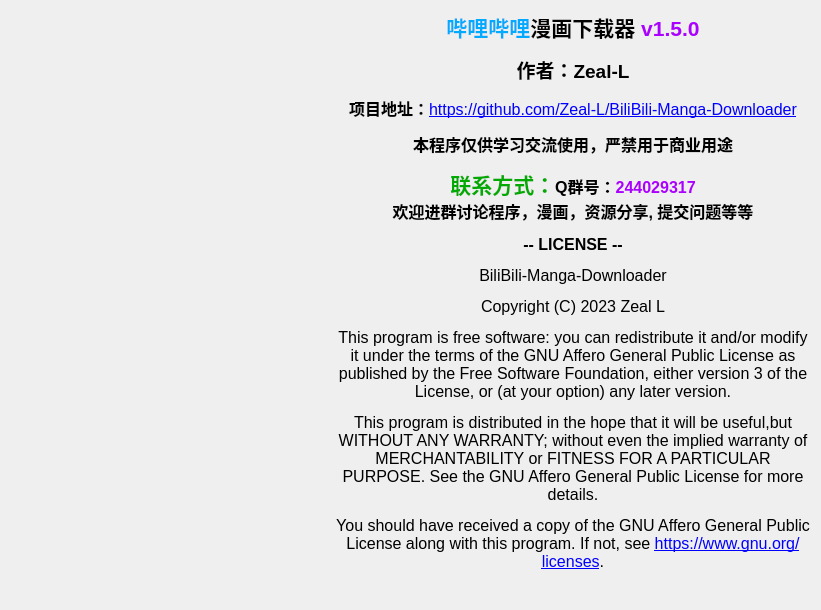
The window that src/ui/PySide_src/myAbout.ui (Zeal-L/BiliBili-Manga-Downloader) describes before a commit, drawn with Qt 5.
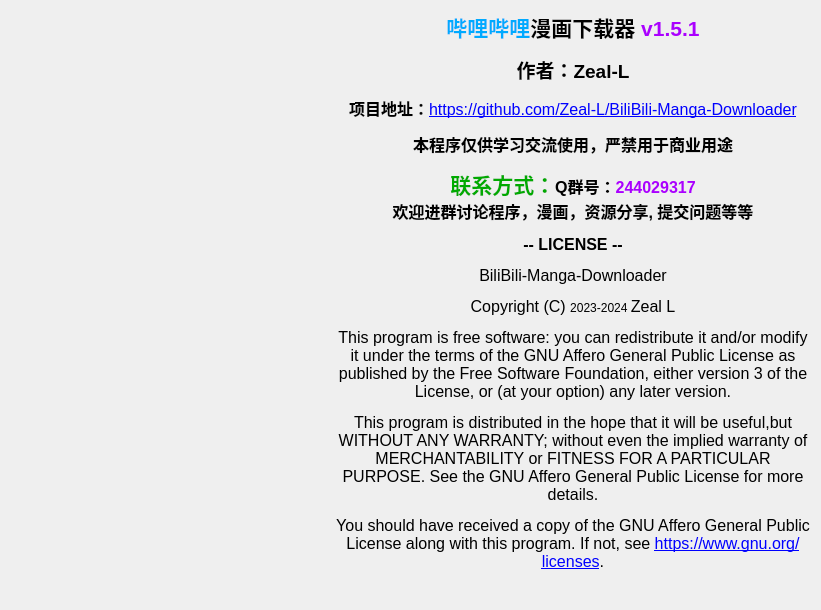
The same window after the commit. Icons and pictures are not drawn.

What changed in the file:
```diff
--- a/src/ui/PySide_src/myAbout.ui
+++ b/src/ui/PySide_src/myAbout.ui
@@ -33,7 +33,7 @@
      <item>
       <widget class="QLabel" name="outline">
        <property name="text">
-        <string>&lt;html&gt;&lt;head/&gt;&lt;body&gt;&lt;p align=&quot;center&quot;&gt;&lt;span style=&quot; font-size:16pt; font-weight:700; color:#00aaff;&quot;&gt;哔哩哔哩&lt;/span&gt;&lt;span style=&quot; font-size:16pt; font-weight:700;&quot;&gt;漫画下载器 &lt;/span&gt;&lt;span style=&quot; font-size:16pt; font-weight:700; color:#aa00ff;&quot;&gt;v1.5.0&lt;/span&gt;&lt;/p&gt;&lt;p align=&quot;center&quot;&gt;&lt;span style=&quot; font-size:14pt; font-weight:700;&quot;&gt;作者：Zeal-L&lt;/span&gt;&lt;/p&gt;&lt;p align=&quot;center&quot;&gt;&lt;span style=&quot; font-size:12pt; font-weight:700;&quot;&gt;项目地址：&lt;/span&gt;&lt;a href=&quot;https://github.com/Zeal-L/BiliBili-Manga-Downloader&quot;&gt;&lt;span style=&quot; font-size:12pt; text-decoration: underline; color:#0000ff;&quot;&gt;https://github.com/Zeal-L/BiliBili-Manga-Downloader&lt;/span&gt;&lt;/a&gt;&lt;/p&gt;&lt;p align=&quot;center&quot;&gt;&lt;span style=&quot; font-size:12pt; font-weight:700;&quot;&gt;本程序仅供学习交流使用，严禁用于商业用途&lt;/span&gt;&lt;/p&gt;&lt;p align=&quot;center&quot;&gt;&lt;span style=&quot; font-size:16pt; font-weight:700; color:#00aa00;&quot;&gt;联系方式：&lt;/span&gt;&lt;span style=&quot; font-size:12pt; font-weight:700;&quot;&gt;Q群号：&lt;/span&gt;&lt;span style=&quot; font-size:12pt; font-weight:700; color:#aa00ff;&quot;&gt;244029317&lt;/span&gt;&lt;span style=&quot; font-size:12pt; font-weight:700;&quot;&gt;&lt;br/&gt;欢迎进群讨论程序，漫画，资源分享, 提交问题等等&lt;/span&gt;&lt;/p&gt;&lt;p align=&quot;center&quot;&gt;&lt;span style=&quot; font-family:'HYWenHei-85W'; font-size:12pt; font-weight:700;&quot;&gt;-- LICENSE --&lt;/span&gt;&lt;/p&gt;&lt;p align=&quot;center&quot;&gt;&lt;span style=&quot; font-family:'HYWenHei-85W'; font-size:12pt;&quot;&gt;BiliBili-Manga-Downloader&lt;/span&gt;&lt;/p&gt;&lt;p align=&quot;center&quot;&gt;&lt;span style=&quot; font-family:'HYWenHei-85W'; font-size:12pt;&quot;&gt;Copyright (C) 2023 Zeal L&lt;/span&gt;&lt;/p&gt;&lt;p align=&quot;center&quot;&gt;&lt;span style=&quot; font-family:'HYWenHei-85W'; font-size:12pt;&quot;&gt;This program is free software: you can redistribute it and/or modify it under the terms of the GNU Affero General Public License as published by the Free Software Foundation, either version 3 of the License, or (at your option) any later version.&lt;/span&gt;&lt;/p&gt;&lt;p align=&quot;center&quot;&gt;&lt;span style=&quot; font-family:'HYWenHei-85W'; font-size:12pt;&quot;&gt;This program is distributed in the hope that it will be useful,but WITHOUT ANY WARRANTY; without even the implied warranty of MERCHANTABILITY or FITNESS FOR A PARTICULAR PURPOSE. See the GNU Affero General Public License for more details.&lt;/span&gt;&lt;/p&gt;&lt;p align=&quot;center&quot;&gt;&lt;span style=&quot; font-family:'HYWenHei-85W'; font-size:12pt;&quot;&gt;You should have received a copy of the GNU Affero General Public License along with this program. If not, see &lt;/span&gt;&lt;a href=&quot;https://www.gnu.org/licenses&quot;&gt;&lt;span style=&quot; font-size:12pt; text-decoration: underline; color:#0000ff;&quot;&gt;https://www.gnu.org/licenses&lt;/span&gt;&lt;/a&gt;&lt;span style=&quot; font-family:'HYWenHei-85W'; font-size:12pt;&quot;&gt;.&lt;/span&gt;&lt;/p&gt;&lt;p&gt;&lt;br/&gt;&lt;/p&gt;&lt;/body&gt;&lt;/html&gt;</string>
+        <string>&lt;html&gt;&lt;head/&gt;&lt;body&gt;&lt;p align=&quot;center&quot;&gt;&lt;span style=&quot; font-size:16pt; font-weight:700; color:#00aaff;&quot;&gt;哔哩哔哩&lt;/span&gt;&lt;span style=&quot; font-size:16pt; font-weight:700;&quot;&gt;漫画下载器 &lt;/span&gt;&lt;span style=&quot; font-size:16pt; font-weight:700; color:#aa00ff;&quot;&gt;v1.5.1&lt;/span&gt;&lt;/p&gt;&lt;p align=&quot;center&quot;&gt;&lt;span style=&quot; font-size:14pt; font-weight:700;&quot;&gt;作者：Zeal-L&lt;/span&gt;&lt;/p&gt;&lt;p align=&quot;center&quot;&gt;&lt;span style=&quot; font-size:12pt; font-weight:700;&quot;&gt;项目地址：&lt;/span&gt;&lt;a href=&quot;https://github.com/Zeal-L/BiliBili-Manga-Downloader&quot;&gt;&lt;span style=&quot; font-size:12pt; text-decoration: underline; color:#0000ff;&quot;&gt;https://github.com/Zeal-L/BiliBili-Manga-Downloader&lt;/span&gt;&lt;/a&gt;&lt;/p&gt;&lt;p align=&quot;center&quot;&gt;&lt;span style=&quot; font-size:12pt; font-weight:700;&quot;&gt;本程序仅供学习交流使用，严禁用于商业用途&lt;/span&gt;&lt;/p&gt;&lt;p align=&quot;center&quot;&gt;&lt;span style=&quot; font-size:16pt; font-weight:700; color:#00aa00;&quot;&gt;联系方式：&lt;/span&gt;&lt;span style=&quot; font-size:12pt; font-weight:700;&quot;&gt;Q群号：&lt;/span&gt;&lt;span style=&quot; font-size:12pt; font-weight:700; color:#aa00ff;&quot;&gt;244029317&lt;/span&gt;&lt;span style=&quot; font-size:12pt; font-weight:700;&quot;&gt;&lt;br/&gt;欢迎进群讨论程序，漫画，资源分享, 提交问题等等&lt;/span&gt;&lt;/p&gt;&lt;p align=&quot;center&quot;&gt;&lt;span style=&quot; font-family:'HYWenHei-85W'; font-size:12pt; font-weight:700;&quot;&gt;-- LICENSE --&lt;/span&gt;&lt;/p&gt;&lt;p align=&quot;center&quot;&gt;&lt;span style=&quot; font-family:'HYWenHei-85W'; font-size:12pt;&quot;&gt;BiliBili-Manga-Downloader&lt;/span&gt;&lt;/p&gt;&lt;p align=&quot;center&quot;&gt;&lt;span style=&quot; font-family:'HYWenHei-85W'; font-size:12pt;&quot;&gt;Copyright (C) &lt;/span&gt;2023-2024 &lt;span style=&quot; font-family:'HYWenHei-85W'; font-size:12pt;&quot;&gt;Zeal L&lt;/span&gt;&lt;/p&gt;&lt;p align=&quot;center&quot;&gt;&lt;span style=&quot; font-family:'HYWenHei-85W'; font-size:12pt;&quot;&gt;This program is free software: you can redistribute it and/or modify it under the terms of the GNU Affero General Public License as published by the Free Software Foundation, either version 3 of the License, or (at your option) any later version.&lt;/span&gt;&lt;/p&gt;&lt;p align=&quot;center&quot;&gt;&lt;span style=&quot; font-family:'HYWenHei-85W'; font-size:12pt;&quot;&gt;This program is distributed in the hope that it will be useful,but WITHOUT ANY WARRANTY; without even the implied warranty of MERCHANTABILITY or FITNESS FOR A PARTICULAR PURPOSE. See the GNU Affero General Public License for more details.&lt;/span&gt;&lt;/p&gt;&lt;p align=&quot;center&quot;&gt;&lt;span style=&quot; font-family:'HYWenHei-85W'; font-size:12pt;&quot;&gt;You should have received a copy of the GNU Affero General Public License along with this program. If not, see &lt;/span&gt;&lt;a href=&quot;https://www.gnu.org/licenses&quot;&gt;&lt;span style=&quot; font-size:12pt; text-decoration: underline; color:#0000ff;&quot;&gt;https://www.gnu.org/licenses&lt;/span&gt;&lt;/a&gt;&lt;span style=&quot; font-family:'HYWenHei-85W'; font-size:12pt;&quot;&gt;.&lt;/span&gt;&lt;/p&gt;&lt;p&gt;&lt;br/&gt;&lt;/p&gt;&lt;/body&gt;&lt;/html&gt;</string>
        </property>
        <property name="wordWrap">
         <bool>true</bool>
```
